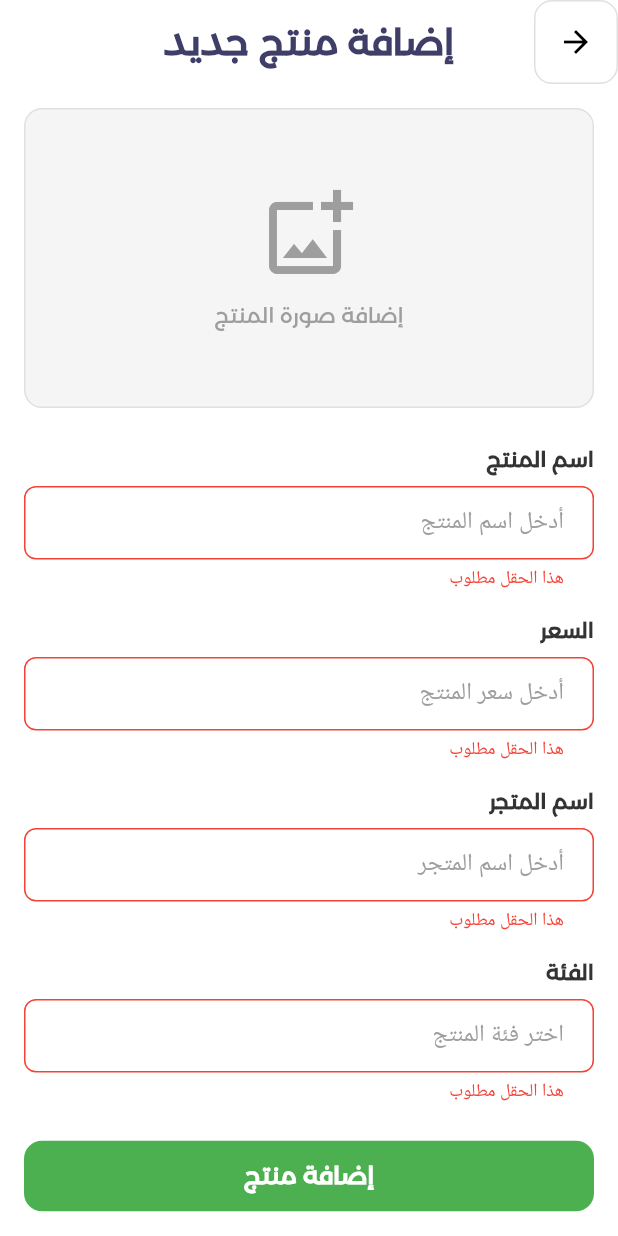
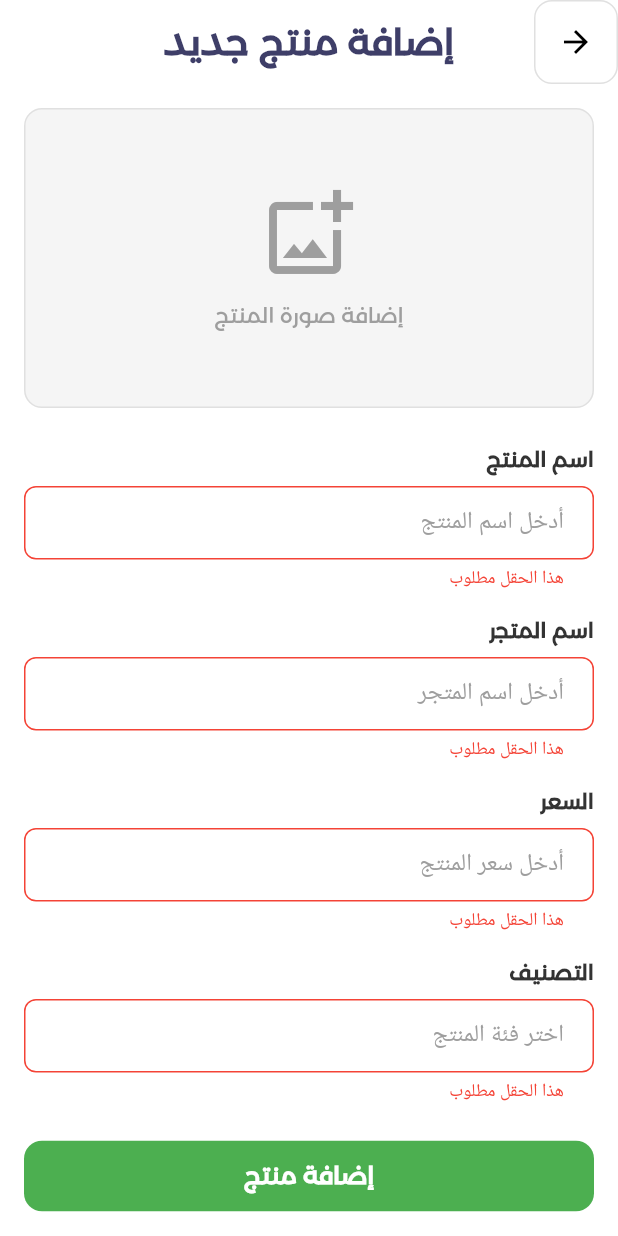
Before and after one commit to abdullahbokl/products_task, a Flutter app: the AddProductScreen screen opened directly, after a tap on "إضافة منتج", on a phone screen of 412 x 824 dp. Run offline on Flutter 3.47's test engine with Material 3 defaults, Android fonts, the phone set to English and light mode, and no system bars; our stand-ins replace equatable, flutter_animate, flutter_bloc, flutter_spinkit, get_it, injectable; network calls fail.

Commit message:
refactor add product screen and form
use project styles

```diff
--- a/lib/core/utils/app_strings.dart
+++ b/lib/core/utils/app_strings.dart
@@ -31,7 +31,7 @@ class AppStrings {
   static String priceHint(BuildContext context) => 'أدخل سعر المنتج';
   static String storeNameLabel(BuildContext context) => 'اسم المتجر';
   static String storeNameHint(BuildContext context) => 'أدخل اسم المتجر';
-  static String categoryLabel(BuildContext context) => 'الفئة';
+  static String categoryLabel(BuildContext context) => 'التصنيف';
   static String categoryHint(BuildContext context) => 'اختر فئة المنتج';
   static String addProductImage(BuildContext context) => 'إضافة صورة المنتج';
   static String fieldRequired(BuildContext context) => 'هذا الحقل مطلوب';
--- a/lib/features/products/presentation/pages/add_product_screen.dart
+++ b/lib/features/products/presentation/pages/add_product_screen.dart
@@ -2,6 +2,7 @@ import 'package:flutter/material.dart';
 import '../../../../core/constants/app_dimensions.dart';
 import '../../../../core/utils/colors.dart';
 import '../../../../core/utils/app_strings.dart';
+import '../../../../core/utils/text_styles.dart';
 import '../../../../core/widgets/app_text.dart';
 import '../../../../core/widgets/custom_icon_button.dart';
 import '../widgets/forms/add_product_form.dart';
@@ -31,11 +32,8 @@ class AddProductScreen extends StatelessWidget {
         ),
         title: AppText(
           AppStrings.addProductTitle(context),
-          style: const TextStyle(
-            fontFamily: 'Montserrat',
-            fontSize: AppDimensions.spacingXLarge,
-            fontWeight: FontWeight.bold,
-            color: Color(0xFF3E3E68),
+          style: AppTextStyles.heading1.copyWith(
+            color: const Color(0xFF3E3E68),
           ),
         ),
         centerTitle: true,
--- a/lib/features/products/presentation/widgets/forms/add_product_form.dart
+++ b/lib/features/products/presentation/widgets/forms/add_product_form.dart
@@ -79,6 +79,20 @@ class _AddProductFormState extends State<AddProductForm> {
             ),
             const SizedBox(height: AppDimensions.spacingLarge),
 
+            // Store Name Field
+            _buildTextField(
+              controller: _storeNameController,
+              label: AppStrings.storeNameLabel(context),
+              hint: AppStrings.storeNameHint(context),
+              validator: (value) {
+                if (value?.isEmpty ?? true) {
+                  return AppStrings.fieldRequired(context);
+                }
+                return null;
+              },
+            ),
+            const SizedBox(height: AppDimensions.spacingLarge),
+
             // Price Field
             _buildTextField(
               controller: _priceController,
@@ -91,20 +105,6 @@ class _AddProductFormState extends State<AddProductForm> {
                 }
                 if (double.tryParse(value!) == null) {
                   return AppStrings.invalidPrice(context);
-                }
-                return null;
-              },
-            ),
-            const SizedBox(height: AppDimensions.spacingLarge),
-
-            // Store Name Field
-            _buildTextField(
-              controller: _storeNameController,
-              label: AppStrings.storeNameLabel(context),
-              hint: AppStrings.storeNameHint(context),
-              validator: (value) {
-                if (value?.isEmpty ?? true) {
-                  return AppStrings.fieldRequired(context);
                 }
                 return null;
               },
@@ -208,9 +208,7 @@ class _AddProductFormState extends State<AddProductForm> {
       ),
       child: AppText(
         AppStrings.addProductButton(context),
-        style: const TextStyle(
-          fontFamily: 'Montserrat',
-          fontSize: 16,
+        style: AppTextStyles.bodyLarge.copyWith(
           fontWeight: FontWeight.bold,
           color: AppColors.white,
         ),
```
